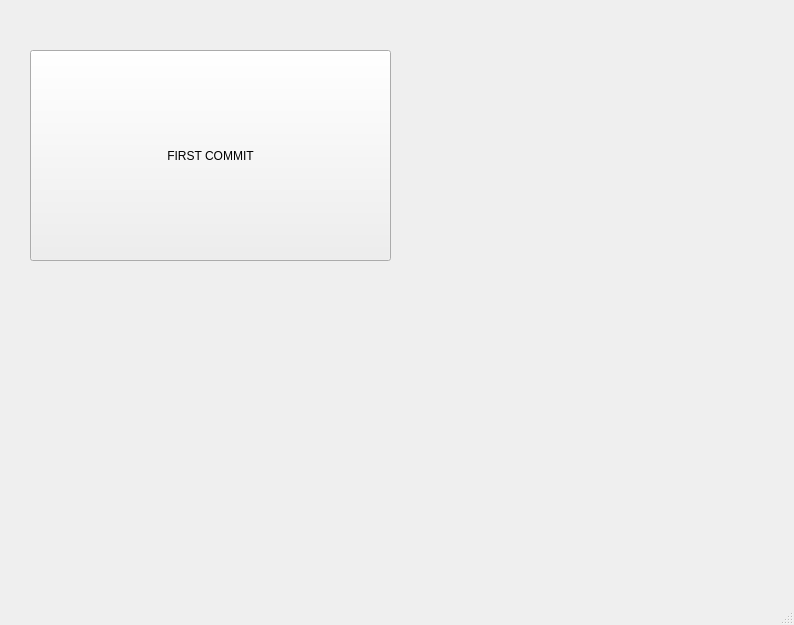
xXRadioHeadXx/start7, file m_cfg/MainWindowCFG.ui: the form before one commit.
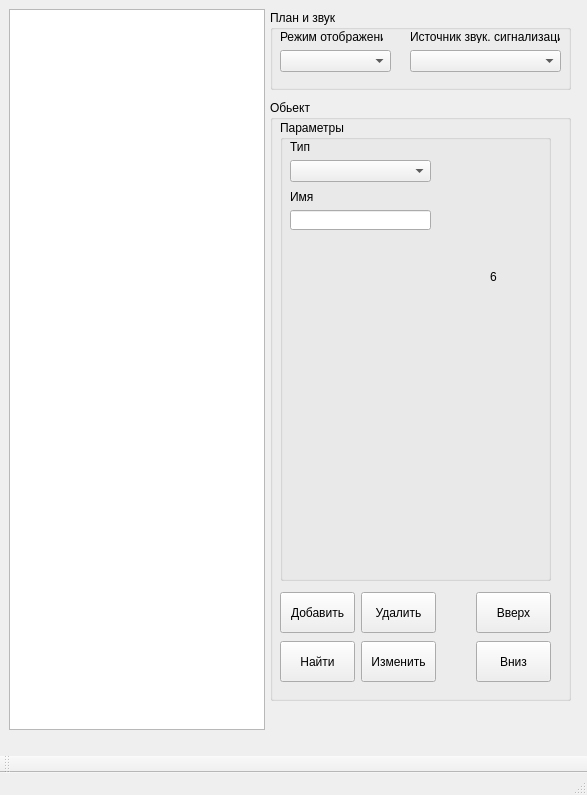
The form after the commit.

Patch:
```diff
--- a/m_cfg/MainWindowCFG.ui
+++ b/m_cfg/MainWindowCFG.ui
@@ -6,27 +6,546 @@
    <rect>
     <x>0</x>
     <y>0</y>
-    <width>794</width>
-    <height>625</height>
+    <width>587</width>
+    <height>795</height>
    </rect>
   </property>
   <property name="windowTitle">
    <string>MainWindowCFG</string>
   </property>
   <widget class="QWidget" name="centralwidget">
-   <widget class="QPushButton" name="pushButton">
+   <widget class="QTreeView" name="treeView">
     <property name="geometry">
      <rect>
-      <x>30</x>
-      <y>50</y>
-      <width>361</width>
-      <height>211</height>
+      <x>9</x>
+      <y>9</y>
+      <width>256</width>
+      <height>721</height>
      </rect>
     </property>
-    <property name="text">
-     <string>FIRST COMMIT</string>
+    <property name="sizePolicy">
+     <sizepolicy hsizetype="Expanding" vsizetype="Preferred">
+      <horstretch>0</horstretch>
+      <verstretch>0</verstretch>
+     </sizepolicy>
     </property>
    </widget>
+   <widget class="QGroupBox" name="groupBox">
+    <property name="geometry">
+     <rect>
+      <x>270</x>
+      <y>10</y>
+      <width>301</width>
+      <height>80</height>
+     </rect>
+    </property>
+    <property name="sizePolicy">
+     <sizepolicy hsizetype="Minimum" vsizetype="Minimum">
+      <horstretch>0</horstretch>
+      <verstretch>0</verstretch>
+     </sizepolicy>
+    </property>
+    <property name="minimumSize">
+     <size>
+      <width>301</width>
+      <height>80</height>
+     </size>
+    </property>
+    <property name="maximumSize">
+     <size>
+      <width>301</width>
+      <height>80</height>
+     </size>
+    </property>
+    <property name="title">
+     <string>План и звук</string>
+    </property>
+    <widget class="QLabel" name="label">
+     <property name="geometry">
+      <rect>
+       <x>10</x>
+       <y>20</y>
+       <width>103</width>
+       <height>13</height>
+      </rect>
+     </property>
+     <property name="sizePolicy">
+      <sizepolicy hsizetype="Fixed" vsizetype="Fixed">
+       <horstretch>0</horstretch>
+       <verstretch>0</verstretch>
+      </sizepolicy>
+     </property>
+     <property name="text">
+      <string>Режим отображения</string>
+     </property>
+    </widget>
+    <widget class="QComboBox" name="comboBox">
+     <property name="geometry">
+      <rect>
+       <x>10</x>
+       <y>40</y>
+       <width>111</width>
+       <height>22</height>
+      </rect>
+     </property>
+     <property name="sizePolicy">
+      <sizepolicy hsizetype="Fixed" vsizetype="Fixed">
+       <horstretch>0</horstretch>
+       <verstretch>0</verstretch>
+      </sizepolicy>
+     </property>
+     <property name="minimumSize">
+      <size>
+       <width>111</width>
+       <height>22</height>
+      </size>
+     </property>
+     <property name="maximumSize">
+      <size>
+       <width>111</width>
+       <height>22</height>
+      </size>
+     </property>
+    </widget>
+    <widget class="QLabel" name="label_2">
+     <property name="geometry">
+      <rect>
+       <x>140</x>
+       <y>20</y>
+       <width>150</width>
+       <height>13</height>
+      </rect>
+     </property>
+     <property name="sizePolicy">
+      <sizepolicy hsizetype="Fixed" vsizetype="Fixed">
+       <horstretch>0</horstretch>
+       <verstretch>0</verstretch>
+      </sizepolicy>
+     </property>
+     <property name="text">
+      <string>Источник звук. сигнализации</string>
+     </property>
+    </widget>
+    <widget class="QComboBox" name="comboBox_2">
+     <property name="geometry">
+      <rect>
+       <x>140</x>
+       <y>40</y>
+       <width>151</width>
+       <height>22</height>
+      </rect>
+     </property>
+     <property name="sizePolicy">
+      <sizepolicy hsizetype="Fixed" vsizetype="Fixed">
+       <horstretch>151</horstretch>
+       <verstretch>22</verstretch>
+      </sizepolicy>
+     </property>
+     <property name="minimumSize">
+      <size>
+       <width>151</width>
+       <height>22</height>
+      </size>
+     </property>
+     <property name="maximumSize">
+      <size>
+       <width>151</width>
+       <height>22</height>
+      </size>
+     </property>
+    </widget>
+   </widget>
+   <widget class="QGroupBox" name="groupBox_2">
+    <property name="geometry">
+     <rect>
+      <x>270</x>
+      <y>100</y>
+      <width>301</width>
+      <height>601</height>
+     </rect>
+    </property>
+    <property name="sizePolicy">
+     <sizepolicy hsizetype="Fixed" vsizetype="Fixed">
+      <horstretch>0</horstretch>
+      <verstretch>0</verstretch>
+     </sizepolicy>
+    </property>
+    <property name="minimumSize">
+     <size>
+      <width>301</width>
+      <height>431</height>
+     </size>
+    </property>
+    <property name="maximumSize">
+     <size>
+      <width>431</width>
+      <height>16777215</height>
+     </size>
+    </property>
+    <property name="title">
+     <string>Обьект</string>
+    </property>
+    <widget class="QGroupBox" name="groupBox_3">
+     <property name="geometry">
+      <rect>
+       <x>10</x>
+       <y>20</y>
+       <width>271</width>
+       <height>461</height>
+      </rect>
+     </property>
+     <property name="title">
+      <string>Параметры</string>
+     </property>
+     <widget class="QLabel" name="label_3">
+      <property name="geometry">
+       <rect>
+        <x>10</x>
+        <y>20</y>
+        <width>47</width>
+        <height>13</height>
+       </rect>
+      </property>
+      <property name="text">
+       <string>Тип</string>
+      </property>
+     </widget>
+     <widget class="QComboBox" name="comboBox_3">
+      <property name="geometry">
+       <rect>
+        <x>10</x>
+        <y>40</y>
+        <width>141</width>
+        <height>22</height>
+       </rect>
+      </property>
+     </widget>
+     <widget class="QLabel" name="label_4">
+      <property name="geometry">
+       <rect>
+        <x>10</x>
+        <y>70</y>
+        <width>47</width>
+        <height>13</height>
+       </rect>
+      </property>
+      <property name="text">
+       <string>Имя</string>
+      </property>
+     </widget>
+     <widget class="QLineEdit" name="lineEdit">
+      <property name="geometry">
+       <rect>
+        <x>10</x>
+        <y>90</y>
+        <width>141</width>
+        <height>20</height>
+       </rect>
+      </property>
+     </widget>
+     <widget class="QStackedWidget" name="stackedWidget">
+      <property name="geometry">
+       <rect>
+        <x>20</x>
+        <y>120</y>
+        <width>241</width>
+        <height>311</height>
+       </rect>
+      </property>
+      <property name="currentIndex">
+       <number>5</number>
+      </property>
+      <widget class="QWidget" name="page">
+       <widget class="QLabel" name="label_7">
+        <property name="geometry">
+         <rect>
+          <x>180</x>
+          <y>20</y>
+          <width>47</width>
+          <height>13</height>
+         </rect>
+        </property>
+        <property name="text">
+         <string>1</string>
+        </property>
+       </widget>
+      </widget>
+      <widget class="QWidget" name="page_2">
+       <widget class="QLabel" name="label_8">
+        <property name="geometry">
+         <rect>
+          <x>180</x>
+          <y>20</y>
+          <width>47</width>
+          <height>13</height>
+         </rect>
+        </property>
+        <property name="text">
+         <string>2</string>
+        </property>
+       </widget>
+      </widget>
+      <widget class="QWidget" name="page_3">
+       <widget class="QLabel" name="label_5">
+        <property name="geometry">
+         <rect>
+          <x>180</x>
+          <y>20</y>
+          <width>47</width>
+          <height>13</height>
+         </rect>
+        </property>
+        <property name="text">
+         <string>3</string>
+        </property>
+       </widget>
+      </widget>
+      <widget class="QWidget" name="page_4">
+       <widget class="QLabel" name="label_6">
+        <property name="geometry">
+         <rect>
+          <x>180</x>
+          <y>20</y>
+          <width>41</width>
+          <height>20</height>
+         </rect>
+        </property>
+        <property name="text">
+         <string>4</string>
+        </property>
+       </widget>
+      </widget>
+      <widget class="QWidget" name="page_5">
+       <widget class="QLabel" name="label_9">
+        <property name="geometry">
+         <rect>
+          <x>190</x>
+          <y>20</y>
+          <width>51</width>
+          <height>20</height>
+         </rect>
+        </property>
+        <property name="text">
+         <string>5</string>
+        </property>
+       </widget>
+      </widget>
+      <widget class="QWidget" name="page_6">
+       <widget class="QLabel" name="label_10">
+        <property name="geometry">
+         <rect>
+          <x>190</x>
+          <y>30</y>
+          <width>47</width>
+          <height>13</height>
+         </rect>
+        </property>
+        <property name="text">
+         <string>6</string>
+        </property>
+       </widget>
+      </widget>
+     </widget>
+    </widget>
+    <widget class="QWidget" name="" native="true">
+     <property name="geometry">
+      <rect>
+       <x>0</x>
+       <y>500</y>
+       <width>281</width>
+       <height>101</height>
+      </rect>
+     </property>
+    </widget>
+    <widget class="QWidget" name="">
+     <property name="geometry">
+      <rect>
+       <x>10</x>
+       <y>490</y>
+       <width>271</width>
+       <height>96</height>
+      </rect>
+     </property>
+     <layout class="QGridLayout" name="gridLayout">
+      <item row="0" column="0">
+       <widget class="QPushButton" name="pushButton">
+        <property name="sizePolicy">
+         <sizepolicy hsizetype="Fixed" vsizetype="Fixed">
+          <horstretch>0</horstretch>
+          <verstretch>0</verstretch>
+         </sizepolicy>
+        </property>
+        <property name="minimumSize">
+         <size>
+          <width>75</width>
+          <height>41</height>
+         </size>
+        </property>
+        <property name="maximumSize">
+         <size>
+          <width>75</width>
+          <height>41</height>
+         </size>
+        </property>
+        <property name="text">
+         <string>Добавить</string>
+        </property>
+       </widget>
+      </item>
+      <item row="1" column="1">
+       <widget class="QPushButton" name="pushButton_4">
+        <property name="sizePolicy">
+         <sizepolicy hsizetype="Fixed" vsizetype="Fixed">
+          <horstretch>0</horstretch>
+          <verstretch>0</verstretch>
+         </sizepolicy>
+        </property>
+        <property name="minimumSize">
+         <size>
+          <width>75</width>
+          <height>41</height>
+         </size>
+        </property>
+        <property name="maximumSize">
+         <size>
+          <width>75</width>
+          <height>41</height>
+         </size>
+        </property>
+        <property name="text">
+         <string>Изменить</string>
+        </property>
+       </widget>
+      </item>
+      <item row="1" column="3">
+       <widget class="QPushButton" name="pushButton_6">
+        <property name="sizePolicy">
+         <sizepolicy hsizetype="Fixed" vsizetype="Fixed">
+          <horstretch>0</horstretch>
+          <verstretch>0</verstretch>
+         </sizepolicy>
+        </property>
+        <property name="minimumSize">
+         <size>
+          <width>75</width>
+          <height>41</height>
+         </size>
+        </property>
+        <property name="maximumSize">
+         <size>
+          <width>75</width>
+          <height>41</height>
+         </size>
+        </property>
+        <property name="text">
+         <string>Вниз</string>
+        </property>
+       </widget>
+      </item>
+      <item row="0" column="2">
+       <spacer name="horizontalSpacer">
+        <property name="orientation">
+         <enum>Qt::Horizontal</enum>
+        </property>
+        <property name="sizeHint" stdset="0">
+         <size>
+          <width>40</width>
+          <height>20</height>
+         </size>
+        </property>
+       </spacer>
+      </item>
+      <item row="1" column="0">
+       <widget class="QPushButton" name="pushButton_3">
+        <property name="sizePolicy">
+         <sizepolicy hsizetype="Fixed" vsizetype="Fixed">
+          <horstretch>0</horstretch>
+          <verstretch>0</verstretch>
+         </sizepolicy>
+        </property>
+        <property name="minimumSize">
+         <size>
+          <width>75</width>
+          <height>41</height>
+         </size>
+        </property>
+        <property name="maximumSize">
+         <size>
+          <width>75</width>
+          <height>41</height>
+         </size>
+        </property>
+        <property name="text">
+         <string>Найти</string>
+        </property>
+       </widget>
+      </item>
+      <item row="0" column="3">
+       <widget class="QPushButton" name="pushButton_5">
+        <property name="sizePolicy">
+         <sizepolicy hsizetype="Fixed" vsizetype="Fixed">
+          <horstretch>0</horstretch>
+          <verstretch>0</verstretch>
+         </sizepolicy>
+        </property>
+        <property name="minimumSize">
+         <size>
+          <width>75</width>
+          <height>41</height>
+         </size>
+        </property>
+        <property name="maximumSize">
+         <size>
+          <width>75</width>
+          <height>41</height>
+         </size>
+        </property>
+        <property name="text">
+         <string>Вверх</string>
+        </property>
+       </widget>
+      </item>
+      <item row="1" column="2">
+       <spacer name="horizontalSpacer_2">
+        <property name="orientation">
+         <enum>Qt::Horizontal</enum>
+        </property>
+        <property name="sizeHint" stdset="0">
+         <size>
+          <width>40</width>
+          <height>20</height>
+         </size>
+        </property>
+       </spacer>
+      </item>
+      <item row="0" column="1">
+       <widget class="QPushButton" name="pushButton_2">
+        <property name="sizePolicy">
+         <sizepolicy hsizetype="Fixed" vsizetype="Fixed">
+          <horstretch>0</horstretch>
+          <verstretch>0</verstretch>
+         </sizepolicy>
+        </property>
+        <property name="minimumSize">
+         <size>
+          <width>75</width>
+          <height>41</height>
+         </size>
+        </property>
+        <property name="maximumSize">
+         <size>
+          <width>75</width>
+          <height>41</height>
+         </size>
+        </property>
+        <property name="text">
+         <string>Удалить</string>
+        </property>
+       </widget>
+      </item>
+     </layout>
+    </widget>
+   </widget>
   </widget>
   <widget class="QMenuBar" name="menubar">
    <property name="geometry">
@@ -39,6 +558,17 @@
    </property>
   </widget>
   <widget class="QStatusBar" name="statusbar"/>
+  <widget class="QToolBar" name="toolBar">
+   <property name="windowTitle">
+    <string>toolBar</string>
+   </property>
+   <attribute name="toolBarArea">
+    <enum>BottomToolBarArea</enum>
+   </attribute>
+   <attribute name="toolBarBreak">
+    <bool>false</bool>
+   </attribute>
+  </widget>
  </widget>
  <resources/>
  <connections/>
```
Left out of the diff: 2 changed lines with no effect on the pictures.
